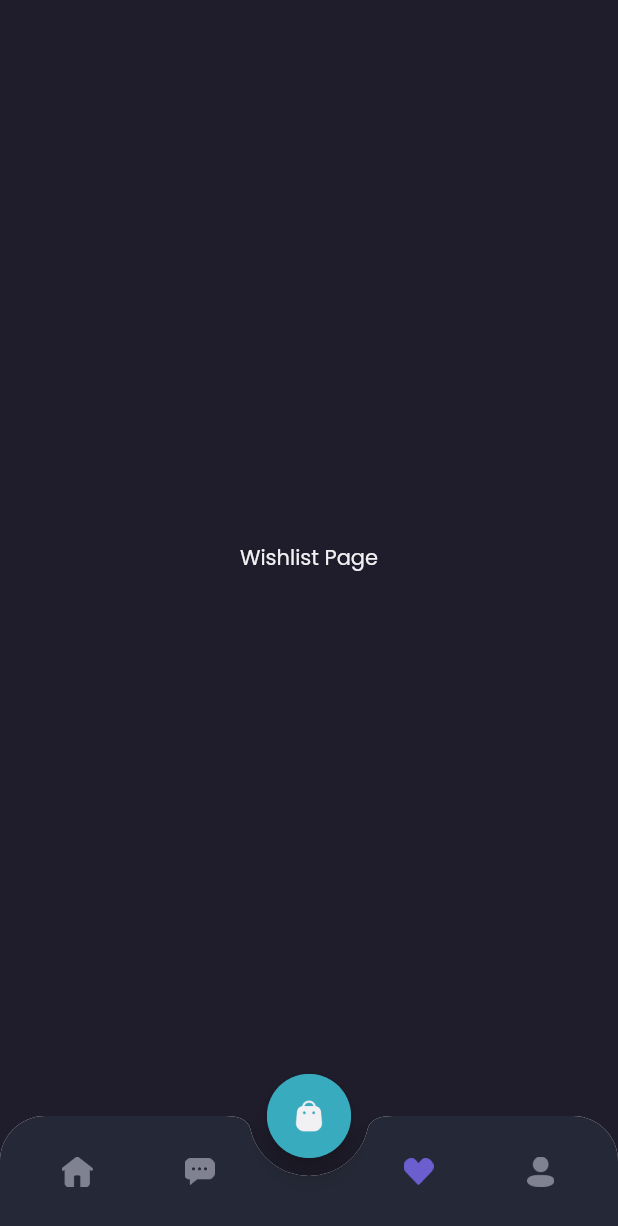
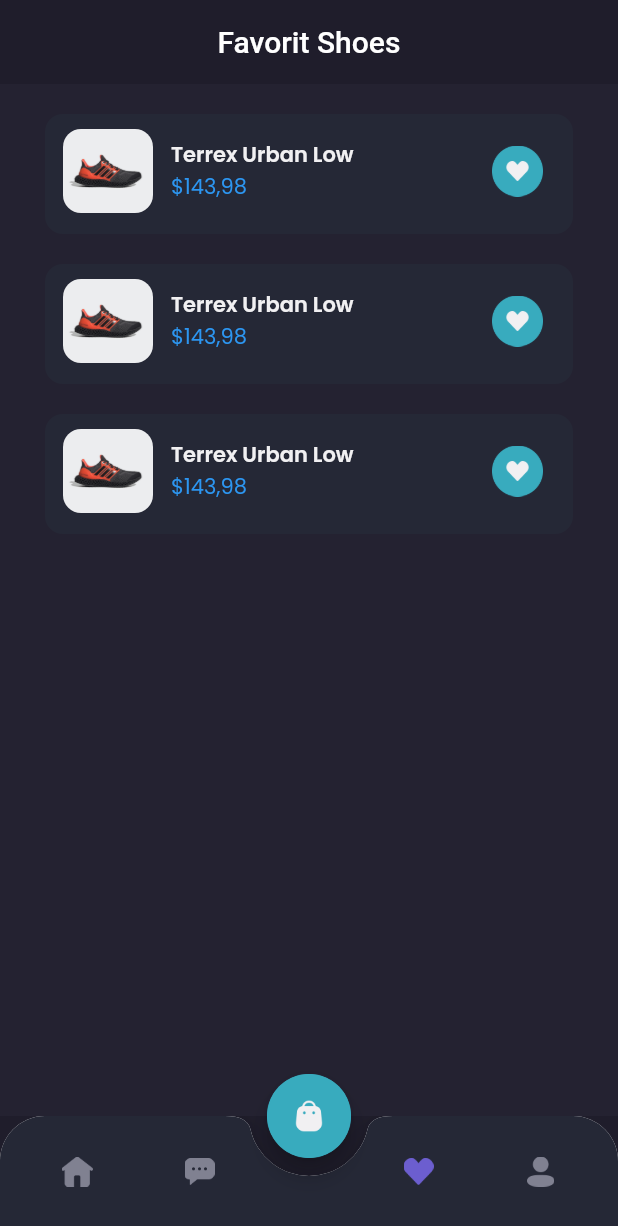
Before and after one commit to aceeenn/sepatuku-mobile, a Flutter app: the MainPage screen opened by its route, item 3 of the bottom bar chosen, on a phone screen of 412 x 824 dp. Shown: the top 1226 px of the screen. Run offline on Flutter 3.47's test engine with Material 2 defaults, Android fonts, the phone set to English and light mode, and no system bars; our stand-ins replace google_fonts.

Commit message:
add wishlist_page

```diff
--- /dev/null
+++ b/lib/Widgets/wishlist_cart.dart
@@ -0,0 +1,62 @@
+// ignore_for_file: prefer_const_constructors
+
+import 'package:flutter/material.dart';
+import 'package:sepatuku/theme.dart';
+
+class WishlistCart extends StatelessWidget {
+  const WishlistCart({Key? key}) : super(key: key);
+
+  @override
+  Widget build(BuildContext context) {
+    return Container(
+      margin: EdgeInsets.only(
+        top: 20,
+      ),
+      padding: EdgeInsets.only(
+        top: 10,
+        left: 12,
+        bottom: 14,
+        right: 20,
+      ),
+      decoration: BoxDecoration(
+        borderRadius: BorderRadius.circular(12),
+        color: backgroundColor4,
+      ),
+      child: Row(
+        children: [
+          ClipRRect(
+            borderRadius: BorderRadius.circular(12),
+            child: Image.asset(
+              'assets/image_shoes.png',
+              width: 60,
+            ),
+          ),
+          SizedBox(
+            width: 12,
+          ),
+          Expanded(
+            child: Column(
+              crossAxisAlignment: CrossAxisAlignment.start,
+              children: [
+                Text(
+                  'Terrex Urban Low',
+                  style: primaryTextStyle.copyWith(
+                    fontWeight: semiBold,
+                  ),
+                ),
+                Text(
+                  '\$143,98',
+                  style: priceTextStyle,
+                ),
+              ],
+            ),
+          ),
+          Image.asset(
+            'assets/button_wishlist_blue.png',
+            width: 34,
+          ),
+        ],
+      ),
+    );
+  }
+}
--- a/lib/pages/home/main_page.dart
+++ b/lib/pages/home/main_page.dart
@@ -87,7 +87,7 @@
                     left: 43,
                   ),
                   child: Image.asset(
-                    'assets/icon_whislist.png',
+                    'assets/icon_wishlist.png',
                     width: 20,
                     color: currentIndex == 2 ? primaryColor : Color(0xff808191),
                   ),
--- a/lib/pages/home/wishlist_page.dart
+++ b/lib/pages/home/wishlist_page.dart
@@ -1,6 +1,7 @@
-// ignore_for_file: prefer_const_constructors
+// ignore_for_file: prefer_const_constructors, prefer_const_literals_to_create_immutables
 
 import 'package:flutter/material.dart';
+import 'package:sepatuku/Widgets/wishlist_cart.dart';
 import 'package:sepatuku/theme.dart';
 
 class WishlistPage extends StatelessWidget {
@@ -8,11 +9,102 @@
 
   @override
   Widget build(BuildContext context) {
-    return Center(
-      child: Text(
-        'Wishlist Page',
-        style: primaryTextStyle,
-      ),
+    Widget header() {
+      return AppBar(
+        backgroundColor: backgroundColor1,
+        centerTitle: true,
+        title: Text(
+          'Favorit Shoes',
+        ),
+        elevation: 0,
+        automaticallyImplyLeading: false,
+      );
+    }
+
+    Widget emptyWishlist() {
+      return Expanded(
+        child: Container(
+          width: double.infinity,
+          color: backgroundColor3,
+          child: Column(
+            mainAxisAlignment: MainAxisAlignment.center,
+            children: [
+              Image.asset(
+                'assets/image_wishlist.png',
+                width: 74,
+              ),
+              SizedBox(
+                height: 23,
+              ),
+              Text(
+                'You don\'t have dream shoes?',
+                style: primaryTextStyle.copyWith(
+                  fontWeight: medium,
+                  fontSize: 16,
+                ),
+              ),
+              SizedBox(
+                height: 12,
+              ),
+              Text(
+                'Let\'s find your favorite shoes',
+                style: secondaryTextStyle,
+              ),
+              SizedBox(
+                height: 20,
+              ),
+              Container(
+                height: 44,
+                child: TextButton(
+                  onPressed: () {},
+                  style: TextButton.styleFrom(
+                      padding: EdgeInsets.symmetric(
+                        horizontal: 24,
+                        vertical: 10,
+                      ),
+                      backgroundColor: primaryColor,
+                      shape: RoundedRectangleBorder(
+                        borderRadius: BorderRadius.circular(12),
+                      )),
+                  child: Text(
+                    'Explore Store',
+                    style: primaryTextStyle.copyWith(
+                      fontSize: 16,
+                      fontWeight: medium,
+                    ),
+                  ),
+                ),
+              ),
+            ],
+          ),
+        ),
+      );
+    }
+
+    Widget content() {
+      return Expanded(
+        child: Container(
+          color: backgroundColor3,
+          child: ListView(
+            padding: EdgeInsets.symmetric(
+              horizontal: defaultMargin,
+            ),
+            children: [
+              WishlistCart(),
+              WishlistCart(),
+              WishlistCart(),
+            ],
+          ),
+        ),
+      );
+    }
+
+    return Column(
+      children: [
+        header(),
+        // emptyWishlist(),
+        content(),
+      ],
     );
   }
 }
```
Also changed, not shown: assets/button_wishlish.png (renamed from assets/button_whislish.png), assets/button_wishlist_blue.png (renamed from assets/button_whislist_blue.png), assets/icon_wishlist.png (renamed from assets/icon_whislist.png), assets/image_wishlist.png (added).
